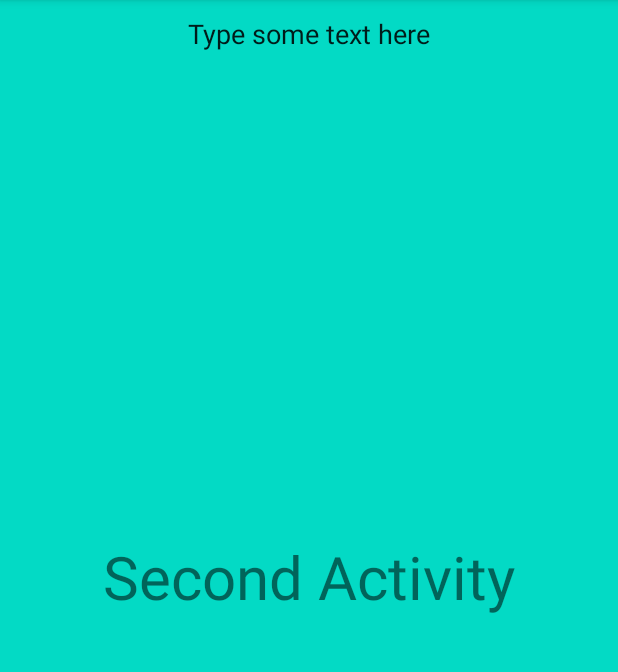
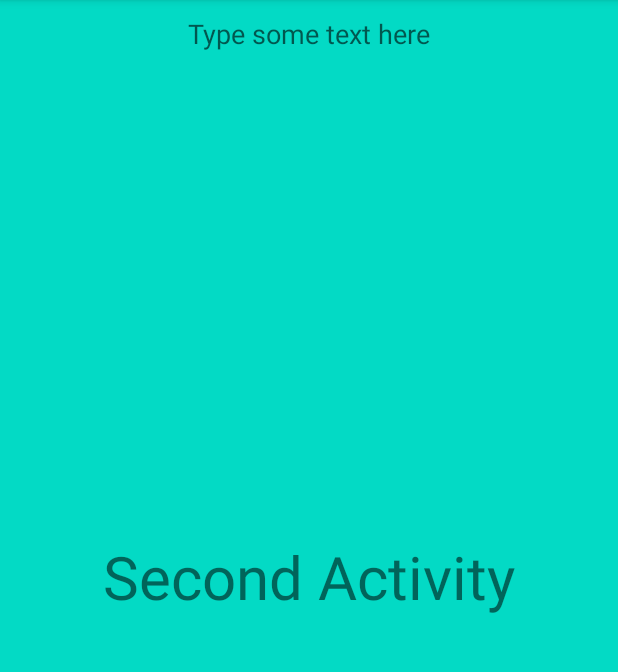
Before and after one commit to DonatasJur/DonatasJ_homework, an Android app: the SecondViewActivity screen opened directly, with no data from a screen before it, on a phone screen of 412 x 824 dp, the part 84-756 px from its top. Run offline under Robolectric (Android 15) with nearby library versions, the phone set to English and light mode, and no system bars.

```diff
--- a/app/src/main/res/layout/activity_second.xml
+++ b/app/src/main/res/layout/activity_second.xml
@@ -31,7 +31,7 @@
     <EditText
         android:layout_width="wrap_content"
         android:layout_height="wrap_content"
-        android:text="Type some text here"
+        android:hint="Type some text here"
         android:layout_marginStart="24dp"
         android:layout_marginEnd="24dp"
         app:layout_constraintEnd_toEndOf="parent"
```
